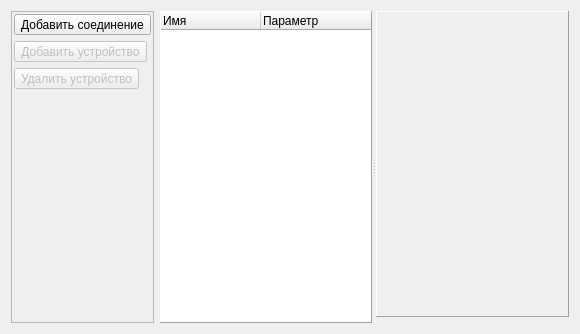
dostapazov/powermon_v4, file zrm/zrmconnectivityparam.ui: the form before one commit.
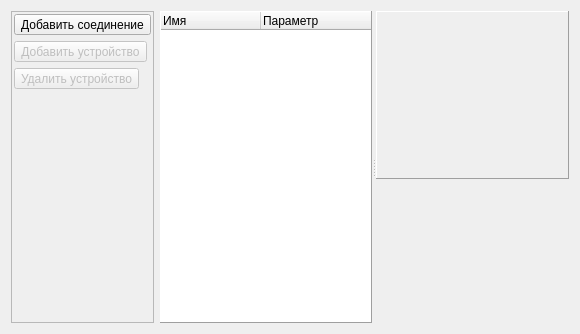
The form after the commit. Icons and pictures are not drawn. Custom widgets are drawn as their Qt base class.

The edit to the form file:
```diff
--- a/zrm/zrmconnectivityparam.ui
+++ b/zrm/zrmconnectivityparam.ui
@@ -199,7 +199,7 @@
        <item>
         <widget class="QStackedWidget" name="conn_stacked">
          <property name="sizePolicy">
-          <sizepolicy hsizetype="Expanding" vsizetype="Expanding">
+          <sizepolicy hsizetype="Expanding" vsizetype="Maximum">
            <horstretch>0</horstretch>
            <verstretch>0</verstretch>
           </sizepolicy>
@@ -214,6 +214,12 @@
           <number>0</number>
          </property>
          <widget class="QWidget" name="conn_page">
+          <property name="sizePolicy">
+           <sizepolicy hsizetype="Preferred" vsizetype="Maximum">
+            <horstretch>0</horstretch>
+            <verstretch>0</verstretch>
+           </sizepolicy>
+          </property>
           <layout class="QVBoxLayout" name="verticalLayout">
            <item>
             <widget class="mutli_iodev_params" name="conn_params" native="true">
@@ -222,19 +228,6 @@
              </property>
             </widget>
            </item>
-           <item>
-            <spacer name="verticalSpacer">
-             <property name="orientation">
-              <enum>Qt::Vertical</enum>
-             </property>
-             <property name="sizeHint" stdset="0">
-              <size>
-               <width>20</width>
-               <height>40</height>
-              </size>
-             </property>
-            </spacer>
-           </item>
           </layout>
          </widget>
          <widget class="QWidget" name="channel_page">
@@ -343,7 +336,14 @@
         </widget>
        </item>
        <item>
-        <widget class="ZrmMonitor" name="zrm_mon" native="true"/>
+        <widget class="ZrmMonitor" name="zrm_mon" native="true">
+         <property name="sizePolicy">
+          <sizepolicy hsizetype="Preferred" vsizetype="Expanding">
+           <horstretch>0</horstretch>
+           <verstretch>0</verstretch>
+          </sizepolicy>
+         </property>
+        </widget>
        </item>
       </layout>
      </widget>
```
Left out of the diff: 12 changed lines with no effect on the pictures.
